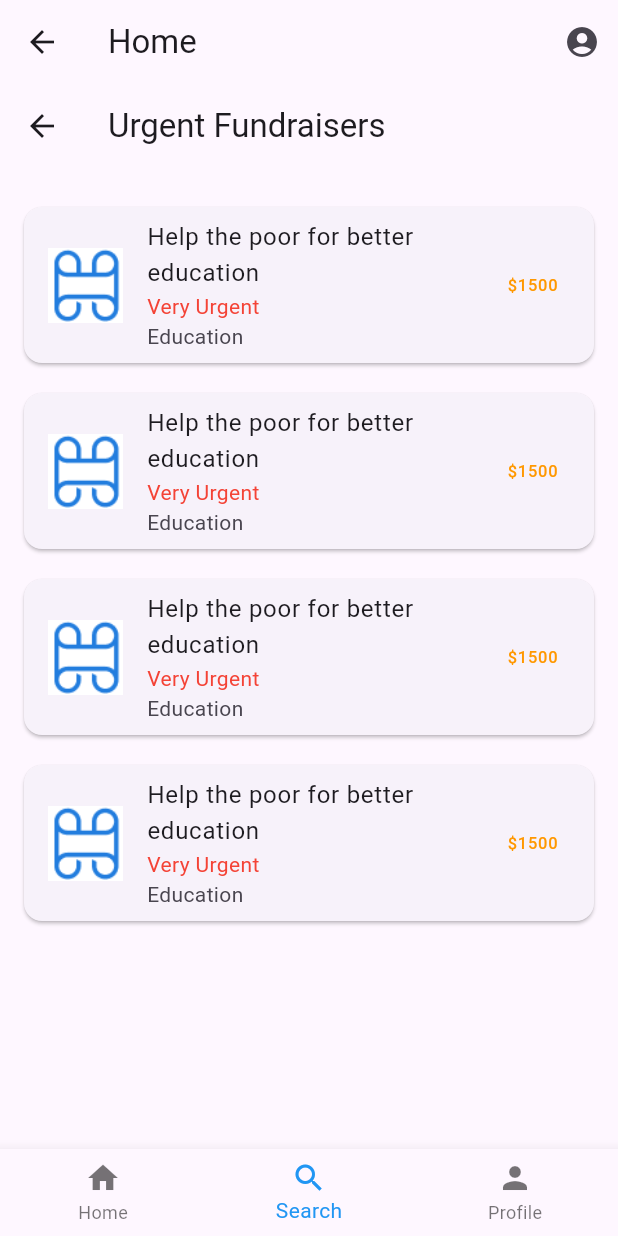
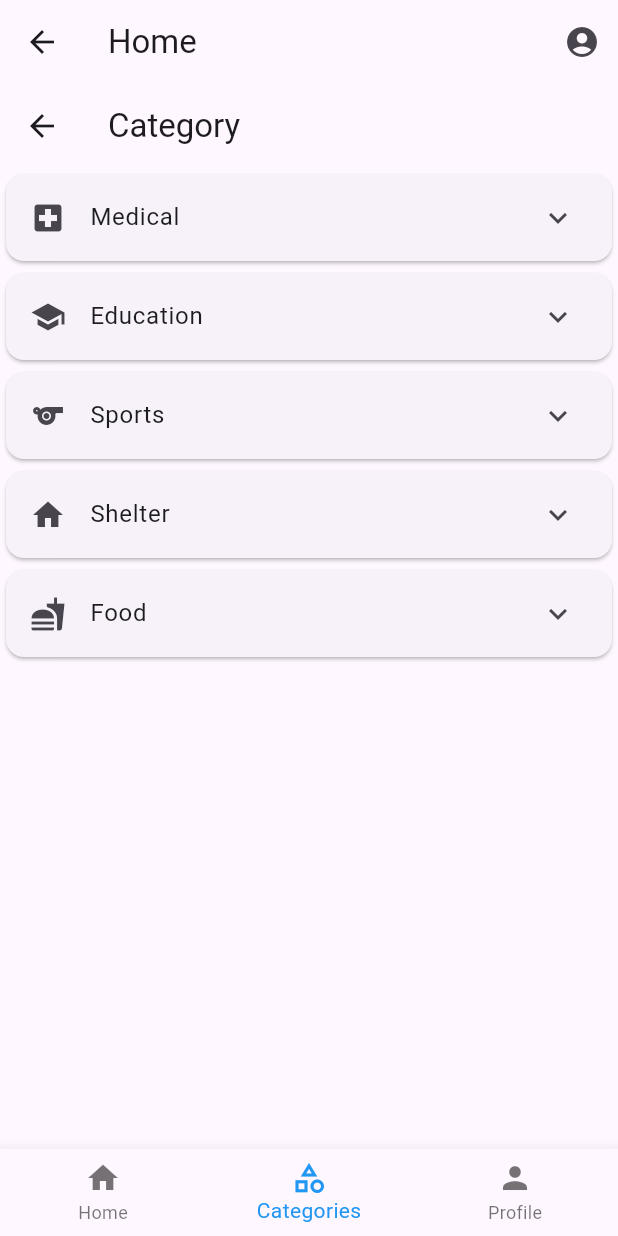
Before and after one commit to pranavranganath/MAD, a Flutter app: the HomeScreen screen opened by its route, item 2 of the bottom bar chosen, on a phone screen of 412 x 824 dp. Run offline on Flutter 3.47's test engine with Material 3 defaults, Android fonts, the phone set to English and light mode, and no system bars.

Commit message:
Add files via upload

```diff
--- /dev/null
+++ b/lib/categories_screen.dart
@@ -0,0 +1,100 @@
+import 'package:flutter/material.dart';
+import 'payment_screen.dart';
+
+class CategoriesScreen extends StatelessWidget {
+  final Map<String, List<String>> categoryOptions = {
+    'Medical': ['Hospital Bills', 'Medical Research', 'Medicine'],
+    'Education': ['Scholarships', 'School Supplies', 'Educational Programs'],
+    'Sports': ['Sports Equipment', 'Athlete Sponsorship', 'Sports Events'],
+    'Shelter': ['Homeless Shelter', 'Animal Shelter', 'Emergency Shelter'],
+    'Food': ['Food Banks', 'Meals for Homeless', 'Community Kitchens'],
+  };
+
+  @override
+  Widget build(BuildContext context) {
+    return Scaffold(
+      appBar: AppBar(
+        title: Text('Category'),
+      ),
+      body: ListView(
+        children: categoryOptions.keys.map((category) {
+          return CategoryTile(
+            category: category,
+            options: categoryOptions[category]!,
+          );
+        }).toList(),
+      ),
+    );
+  }
+}
+
+class CategoryTile extends StatefulWidget {
+  final String category;
+  final List<String> options;
+
+  CategoryTile({required this.category, required this.options});
+
+  @override
+  _CategoryTileState createState() => _CategoryTileState();
+}
+
+class _CategoryTileState extends State<CategoryTile> {
+  String? _selectedOption;
+
+  @override
+  Widget build(BuildContext context) {
+    return Card(
+      child: ExpansionTile(
+        leading: _getIconForCategory(widget.category),
+        title: Text(widget.category),
+        children: [
+          Padding(
+            padding: const EdgeInsets.all(16.0),
+            child: DropdownButton<String>(
+              isExpanded: true,
+              hint: Text('Select a donation type'),
+              value: _selectedOption,
+              onChanged: (String? newValue) {
+                setState(() {
+                  _selectedOption = newValue;
+                  Navigator.push(
+                    context,
+                    MaterialPageRoute(
+                      builder: (context) => PaymentScreen(
+                        category: widget.category,
+                        donationType: newValue!,
+                      ),
+                    ),
+                  );
+                });
+              },
+              items: widget.options.map((String option) {
+                return DropdownMenuItem<String>(
+                  value: option,
+                  child: Text(option),
+                );
+              }).toList(),
+            ),
+          ),
+        ],
+      ),
+    );
+  }
+
+  Icon _getIconForCategory(String category) {
+    switch (category) {
+      case 'Medical':
+        return Icon(Icons.local_hospital);
+      case 'Education':
+        return Icon(Icons.school);
+      case 'Sports':
+        return Icon(Icons.sports);
+      case 'Shelter':
+        return Icon(Icons.home);
+      case 'Food':
+        return Icon(Icons.fastfood);
+      default:
+        return Icon(Icons.category);
+    }
+  }
+}
--- a/lib/home_screen.dart
+++ b/lib/home_screen.dart
@@ -1,6 +1,7 @@
 import 'package:flutter/material.dart';
 import 'profile_screen.dart';
 import 'urgent_fundraisers_screen.dart';
+import 'categories_screen.dart';
 
 class HomeScreen extends StatefulWidget {
   @override
@@ -12,7 +13,7 @@ class _HomeScreenState extends State<HomeScreen> {
 
   static List<Widget> _widgetOptions = <Widget>[
     HomeContent(),
-    UrgentFundraisersScreen(),//change when we get our categories page
+    CategoriesScreen(),//change when we get our categories page
     ProfileScreen(),
   ];
 
@@ -47,8 +48,8 @@ class _HomeScreenState extends State<HomeScreen> {
             label: 'Home',
           ),
           BottomNavigationBarItem(
-            icon: Icon(Icons.search),
-            label: 'Search',
+            icon: Icon(Icons.category_outlined),
+            label: 'Categories',
           ),
           BottomNavigationBarItem(
             icon: Icon(Icons.person),
--- a/lib/main.dart
+++ b/lib/main.dart
@@ -5,6 +5,8 @@ import 'create_new_password_screen.dart';
 import 'home_screen.dart';
 import 'urgent_fundraisers_screen.dart';
 import 'profile_screen.dart';
+import 'categories_screen.dart';
+import 'payment_screen.dart';
 
 void main() {
   runApp(MyApp());
@@ -23,6 +25,8 @@ class MyApp extends StatelessWidget {
         '/home': (context) => HomeScreen(),
         '/urgent-fundraisers': (context) => UrgentFundraisersScreen(),
         '/profile-screen':(context)=>ProfileScreen(),
+        '/categories screen':(context)=>CategoriesScreen(),
+
       },
     );
   }
```
Also changed, not shown: lib/payment_screen.dart (added, +83 -0 lines).
